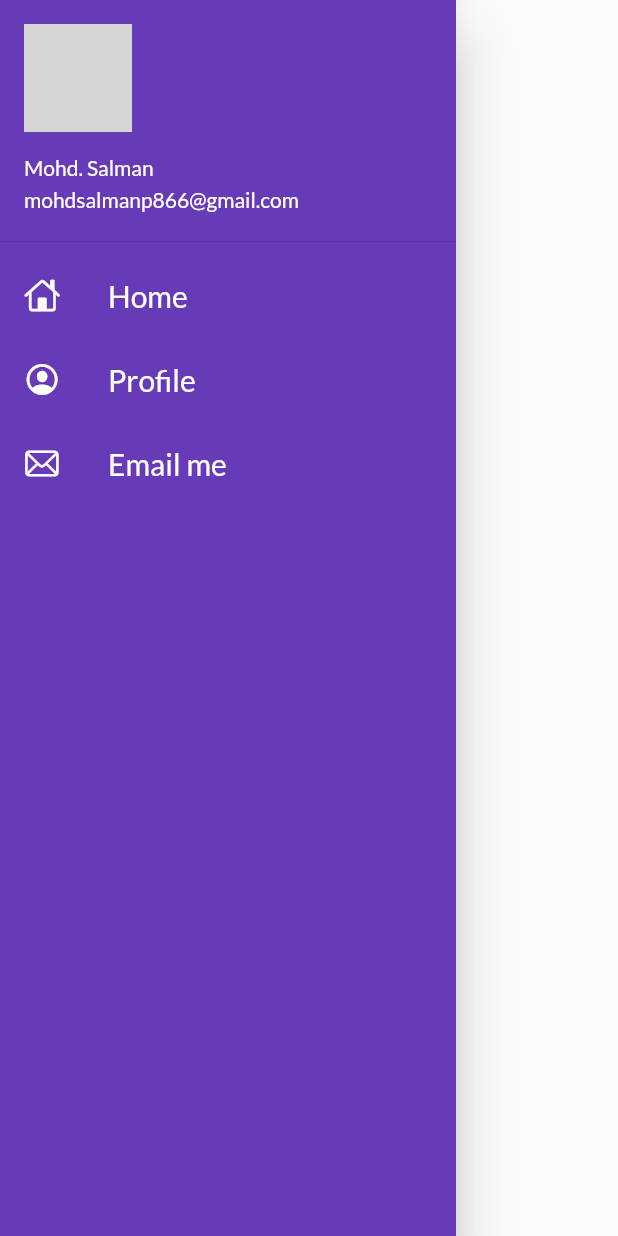
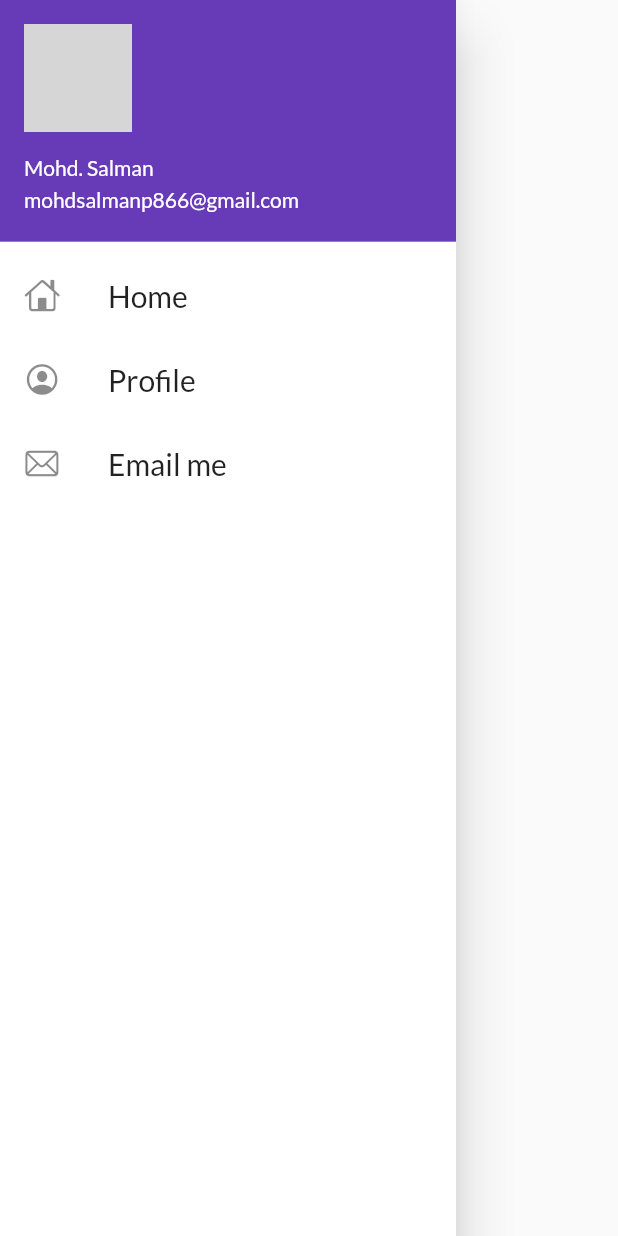
Before and after one commit to mohdsalmanp8666/30DaysOfFlutter, a Flutter app: the MyDrawer widget shown alone on an empty page, opened directly, on a phone screen of 412 x 824 dp. Run offline on Flutter 3.47's test engine with Material 2 defaults, Android fonts, the phone set to English and light mode, and no system bars; our stand-ins replace google_fonts; network calls fail; grey boxes are pictures that could not be loaded.

Commit message:
Day 11 Completed

```diff
--- a/lib/widgets/drawer.dart
+++ b/lib/widgets/drawer.dart
@@ -9,6 +9,8 @@ class MyDrawer extends StatelessWidget {
     return Drawer(
       child: Container(
         color: Colors.deepPurple,
+        child: Container(
+          color: Colors.white,
           child: ListView(
             children: [
               DrawerHeader(
@@ -25,39 +27,46 @@ class MyDrawer extends StatelessWidget {
               ListTile(
                 leading: Icon(
                   CupertinoIcons.home,
-                color: Colors.white,
+                  // color: Colors.white,
                 ),
                 title: Text(
                   "Home",
                   textScaleFactor: 1.25,
-                style: TextStyle(color: Colors.white),
+                  style: TextStyle(
+                      // color: Colors.white,
+                      ),
                 ),
               ),
               ListTile(
                 leading: Icon(
                   CupertinoIcons.profile_circled,
-                color: Colors.white,
+                  // color: Colors.white,
                 ),
                 title: Text(
                   "Profile",
                   textScaleFactor: 1.25,
-                style: TextStyle(color: Colors.white),
+                  style: TextStyle(
+                      // color: Colors.white,
+                      ),
                 ),
               ),
               ListTile(
                 leading: Icon(
                   CupertinoIcons.mail,
-                color: Colors.white,
+                  // color: Colors.white,
                 ),
                 title: Text(
                   "Email me",
                   textScaleFactor: 1.25,
-                style: TextStyle(color: Colors.white),
+                  style: TextStyle(
+                      // color: Colors.white,
+                      ),
                 ),
               ),
             ],
           ),
         ),
+      ),
     );
   }
 }
```
Lines whose indentation alone changed are shown as unchanged.
